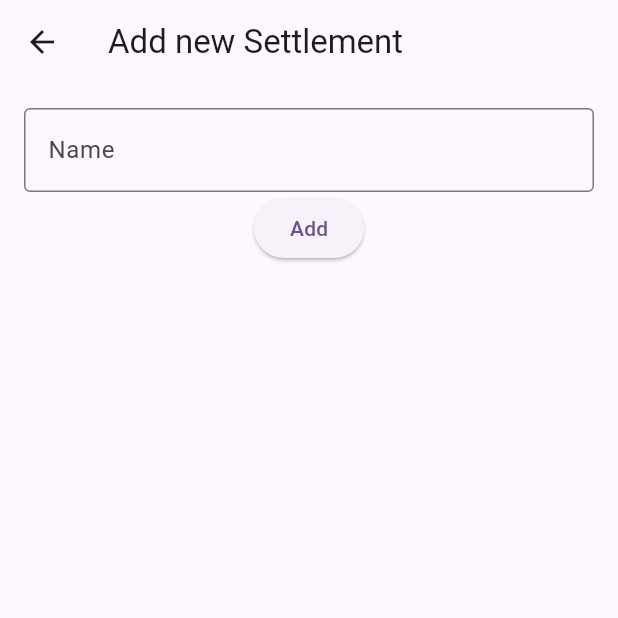
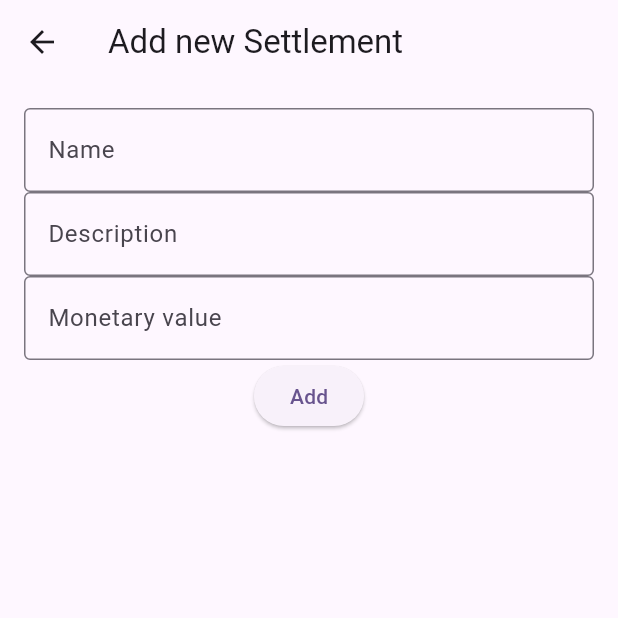
Before and after one commit to konradkubczyk/payme, a Flutter app: the SettlementsListScreen screen opened directly, after a tap on the "add" icon, on a phone screen of 412 x 824 dp, the top half of it. Run offline on Flutter 3.47's test engine with Material 3 defaults, Android fonts, the phone set to English and light mode, and no system bars; our stand-ins replace drift; accounts and stored records are empty; generated files the repository leaves out were written again.

Commit message:
feat: added new inputs for settlement creation with minor database changes

```diff
--- a/lib/database/database.dart
+++ b/lib/database/database.dart
@@ -81,6 +81,8 @@ class Settlements extends Table {
   TextColumn get name => text().withLength(max: 50)();
 
   DateTimeColumn get date => dateTime()();
+  TextColumn get description => text().nullable().withLength(max:500)();
+  RealColumn get value => real()();
 }
 
 class Products extends Table {
--- a/lib/models/settlement.dart
+++ b/lib/models/settlement.dart
@@ -1,3 +1,4 @@
+import 'package:drift/drift.dart';
 import 'package:payme/database/database.dart';
 import 'package:payme/models/friend.dart' as model_friend;
 import 'package:payme/models/product.dart' as model_product;
@@ -22,6 +23,8 @@ class Settlement {
 
   // Date and time when the settlement occurred.
   DateTime date;
+  double? value;
+  String? description;
 
   /// Constructor to initialize a [Settlement] instance.
   Settlement({
@@ -31,6 +34,8 @@ class Settlement {
     this.friends,
     this.products,
     required this.date,
+    this.value,
+    this.description
   });
 
   /// Retrieves a settlement from the database based on its ID.
@@ -53,10 +58,14 @@ class Settlement {
   }
 
   /// Adds a new settlement to the database.
-  static void addSettlement(name, database) async {
+  static void addSettlement(name,value,description, database) async {
+    var doubleValue = double.parse((value));
     SettlementsCompanion newSettlement = SettlementsCompanion.insert(
       name: name,
       date: DateTime.now(),
+      value: doubleValue as double,
+      description: Value(description),
+
     );
     database.insertNewSettlement(newSettlement);
    // (await database.select(database.Settlements).get()).forEach(print);
@@ -70,7 +79,7 @@ class Settlement {
     // Convert dynamic data from the database to Settlement instances.
     test.forEach((element) {
       settlementList.add(
-          Settlement(name: element.name, id: element.id, date: element.date));
+          Settlement(name: element.name, id: element.id, date: element.date,value: element.value,description: element.description));
     });
 
     // Print the list of settlements (for testing or debugging purposes).
--- a/lib/screens/edit_settlement_screen.dart
+++ b/lib/screens/edit_settlement_screen.dart
@@ -17,9 +17,11 @@ class EditSettlementScreen extends StatefulWidget {
 
 class _EditSettlementScreenState extends State<EditSettlementScreen> {
   final _nameController = TextEditingController();
+  final _descriptionController=TextEditingController();
+  final _settlementValue=TextEditingController();
 
-  void insertNewSettlementIntoDatabase(name, database) async {
-    Settlement.addSettlement(name, database);
+  void insertNewSettlementIntoDatabase(name,value,description, database) async {
+    Settlement.addSettlement(name,value,description, database);
     List<Settlement> updatedSettlements =
         await Settlement.getAllSettlements(database);
     widget.onUpdateSettlements(updatedSettlements);
@@ -46,11 +48,27 @@ class _EditSettlementScreenState extends State<EditSettlementScreen> {
                   }
                   return null;
                 },
+              ), TextFormField(
+                controller: _descriptionController,
+                decoration: const InputDecoration(
+                  border: OutlineInputBorder(),
+                  labelText: 'Description',
+                ),
+
               ),
+              TextFormField(
+                controller: _settlementValue,
+                decoration: const InputDecoration(
+                  border: OutlineInputBorder(),
+                  labelText: 'Monetary value',
+                ),
+
+              ),
+
               ElevatedButton(
                 onPressed: () {
                   insertNewSettlementIntoDatabase(
-                    _nameController.text,
+                    _nameController.text,_settlementValue.text, _descriptionController.text,
                     DataProvider.of(context, listen: false).database,
                   );
                   Navigator.pop(context);
```
Also changed, not shown: lib/database/database.g.dart.
